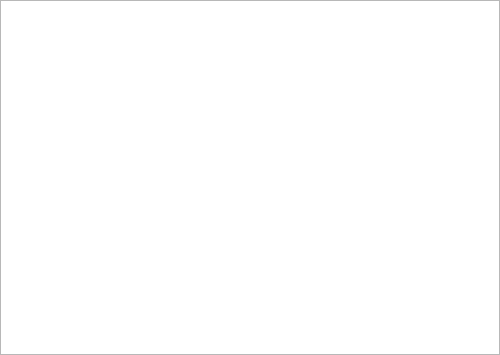
Qt form src/desktop/GuiHome.ui (hwgao/beebeep) before a commit.
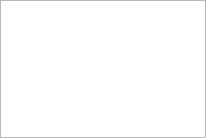
The same form after that commit.

The edit to the form file:
```diff
--- a/src/desktop/GuiHome.ui
+++ b/src/desktop/GuiHome.ui
@@ -6,8 +6,8 @@
    <rect>
     <x>0</x>
     <y>0</y>
-    <width>500</width>
-    <height>355</height>
+    <width>206</width>
+    <height>138</height>
    </rect>
   </property>
   <property name="windowTitle">
```
